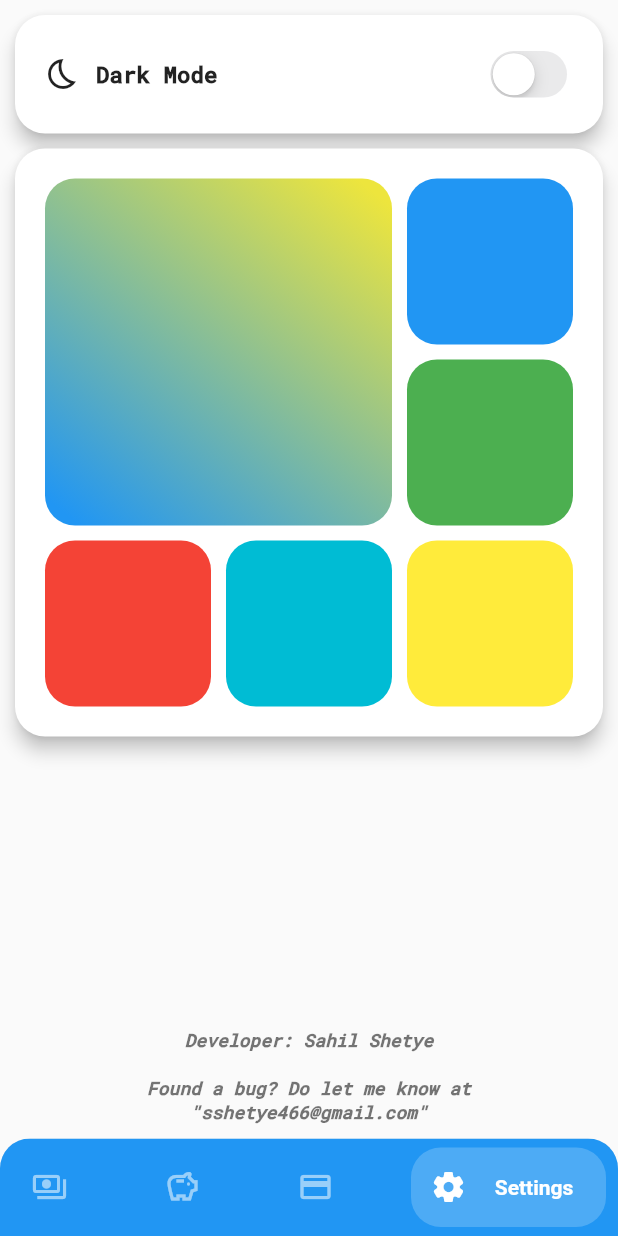
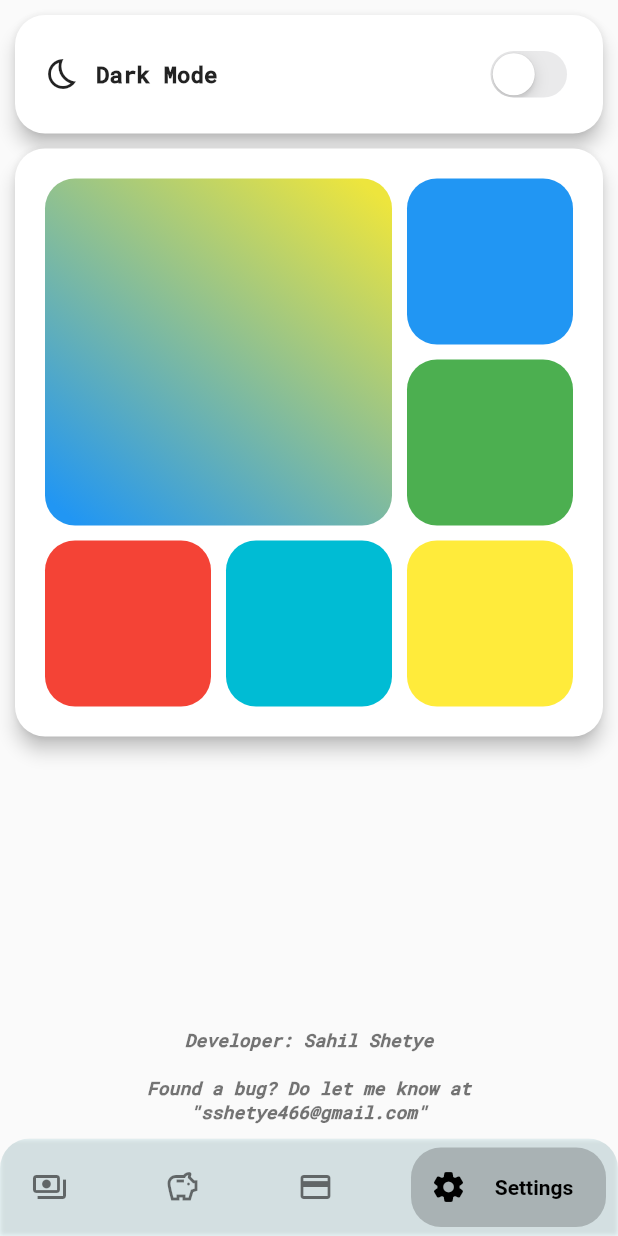
Before and after one commit to MrAugusT22/pocket-science, a Flutter app: the HomePage screen opened by its route, item 4 of the bottom bar chosen, after a tap on "Dark Mode", on a phone screen of 412 x 824 dp. Run offline on Flutter 3.47's test engine with Material 2 defaults, Android fonts, the phone set to English and light mode, and no system bars; drawn by our look-alikes of bottom_navy_bar; our stand-ins replace flutter_colorpicker, shared_preferences, syncfusion_flutter_charts; accounts and stored records are empty.

Commit message:
added color setting/reading properties

```diff
--- a/lib/main.dart
+++ b/lib/main.dart
@@ -31,6 +31,7 @@ class FinCalc extends StatelessWidget {
       create: (context) => UserData(),
       child: Consumer<UserData>(
         builder: (context, myThemeData, child) {
+          myThemeData.getAccentColor();
           return MaterialApp(
             theme: myThemeData.getDarkMode ? kMyDarkTheme : kMyLightTheme,
             initialRoute: WelcomeScreen.id, //googleUserSign ? HomePage.id : WelcomeScreen.id,
--- a/lib/screens/profile.dart
+++ b/lib/screens/profile.dart
@@ -134,7 +134,6 @@ class _ProfileState extends State<Profile> with TickerProviderStateMixin {
                 children: [
                   GestureDetector(
                     onTap: () {
-                      print("tapp");
                       value = !value;
                       myThemeData.toggleDarkMode(value);
                     },
@@ -221,52 +220,6 @@ class _ProfileState extends State<Profile> with TickerProviderStateMixin {
                           ),
                         ],
                       ),
-                      // child: Column(
-                      //   children: [
-                      //     Expanded(
-                      //       flex: 2,
-                      //       child: Row(
-                      //         children: [
-                      //           Expanded(flex: 2, child: myColorPickerList[0]),
-                      //           SizedBox(width: 10),
-                      //           Expanded(
-                      //             child: Column(
-                      //               children: [
-                      //                 Expanded(child: myColorPickerList[1]),
-                      //                 SizedBox(height: 10),
-                      //                 Expanded(child: myColorPickerList[2]),
-                      //               ],
-                      //             ),
-                      //           ),
-                      //         ],
-                      //       ),
-                      //     ),
-                      //     SizedBox(height: 10),
-                      //     Expanded(
-                      //       child: Row(
-                      //         children: [
-                      //           Expanded(child: myColorPickerList[3]),
-                      //           SizedBox(width: 10),
-                      //           Expanded(child: myColorPickerList[4]),
-                      //           SizedBox(width: 10),
-                      //           Expanded(child: myColorPickerList[5]),
-                      //         ],
-                      //       ),
-                      //     ),
-                      //     // SizedBox(height: 10),
-                      //     // Expanded(
-                      //     //   child: Row(
-                      //     //     children: [
-                      //     //       Expanded(child: myColorPickerList[5]),
-                      //     //       SizedBox(width: 10),
-                      //     //       Expanded(child: myColorPickerList[5]),
-                      //     //       SizedBox(width: 10),
-                      //     //       Expanded(child: myColorPickerList[5]),
-                      //     //     ],
-                      //     //   ),
-                      //     // ),
-                      //   ],
-                      // ),
                     ),
                   ),
                   Expanded(
--- a/lib/utilities/user_data.dart
+++ b/lib/utilities/user_data.dart
@@ -53,15 +53,6 @@ class UserData extends ChangeNotifier {
     );
   }
 
-  Color get getMyColor {
-    return kMyColor;
-  }
-
-  void updateMyColor(Color color) {
-    kMyColor = color;
-    notifyListeners();
-  }
-
   bool get getCancelStatus {
     return cancel;
   }
@@ -115,6 +106,25 @@ class UserData extends ChangeNotifier {
     _isDarkMode = await _themePreferences.getTheme();
     notifyListeners();
   }
+
+  Color get getMyColor {
+    return kMyColor;
+  }
+
+  void updateMyColor(Color color) {
+    kMyColor = color;
+    String value = color.value.toRadixString(16);
+    _themePreferences.setAccentColor(value);
+    notifyListeners();
+  }
+
+  void getAccentColor() async {
+    String value = await _themePreferences.getAccentColor();
+    int hexColor = int.parse(value, radix: 16);
+    print(hexColor);
+    kMyColor = Color(hexColor);
+    notifyListeners();
+  }
 }
 
 class ThemePreferences {
@@ -129,4 +139,16 @@ class ThemePreferences {
     SharedPreferences sharedPreferences = await SharedPreferences.getInstance();
     return sharedPreferences.getBool(PREF_KEY) ?? false;
   }
+
+  setAccentColor(String color) async {
+    final prefs = await SharedPreferences.getInstance();
+    prefs.setString('color', color);
+    print('color set');
+  }
+
+  getAccentColor() async {
+    final prefs = await SharedPreferences.getInstance();
+    final color = prefs.getString('color') ?? 'FF2196F3FF';
+    return color;
+  }
 }
```
